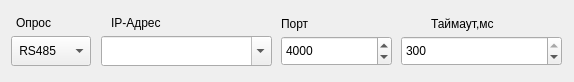
Old version of the form m_cfg/unitWidgets/communicationtypewidget.ui in the repository xXRadioHeadXx/start7.
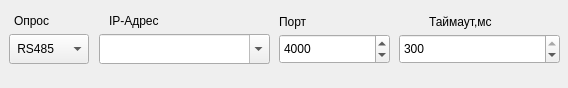
New version of the form. Custom widgets are drawn as their Qt base class.

```diff
--- a/m_cfg/unitWidgets/communicationtypewidget.ui
+++ b/m_cfg/unitWidgets/communicationtypewidget.ui
@@ -6,16 +6,28 @@
    <rect>
     <x>0</x>
     <y>0</y>
-    <width>574</width>
-    <height>79</height>
+    <width>568</width>
+    <height>88</height>
    </rect>
   </property>
+  <property name="sizePolicy">
+   <sizepolicy hsizetype="Fixed" vsizetype="Fixed">
+    <horstretch>0</horstretch>
+    <verstretch>0</verstretch>
+   </sizepolicy>
+  </property>
   <property name="windowTitle">
    <string>Form</string>
   </property>
-  <layout class="QGridLayout" name="gridLayout">
-   <item row="0" column="0">
     <widget class="QWidget" name="UDP_RS485_Widget" native="true">
+   <property name="geometry">
+    <rect>
+     <x>9</x>
+     <y>9</y>
+     <width>551</width>
+     <height>70</height>
+    </rect>
+   </property>
      <property name="sizePolicy">
       <sizepolicy hsizetype="Fixed" vsizetype="Preferred">
        <horstretch>0</horstretch>
@@ -221,8 +233,6 @@
      <zorder>UDP_RS485_stacked</zorder>
      <zorder>ipadress_combobox</zorder>
     </widget>
-   </item>
-  </layout>
  </widget>
  <customwidgets>
   <customwidget>
```
Lines whose indentation alone changed are shown as unchanged.
